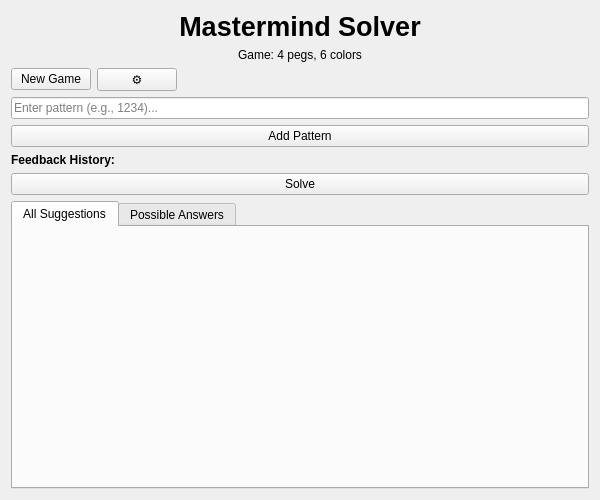
This is src/gui/MastermindWidget.ui in satsinush/word-games as Qt 5 draws it before an edit. The edited form follows.
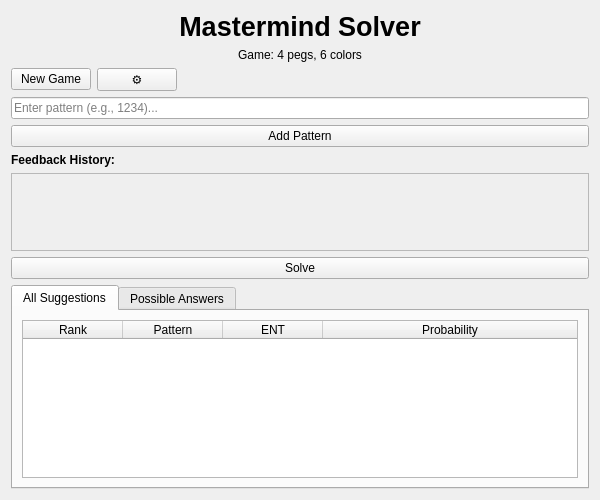
This is the edited form.

What changed in the file:
```diff
--- a/src/gui/MastermindWidget.ui
+++ b/src/gui/MastermindWidget.ui
@@ -99,6 +99,16 @@
      </property>
     </widget>
    </item>
+   <item>
+    <widget class="QScrollArea" name="feedbackListScrollArea">
+     <property name="maximumHeight">
+      <number>200</number>
+     </property>
+     <property name="widgetResizable">
+      <bool>true</bool>
+     </property>
+    </widget>
+   </item>
    <item>
     <widget class="QPushButton" name="solveBtn">
      <property name="text">
@@ -115,6 +125,47 @@
       <attribute name="title">
        <string>All Suggestions</string>
       </attribute>
+      <layout class="QVBoxLayout" name="allTabLayout">
+       <item>
+        <widget class="QTableWidget" name="allResultsTable">
+         <property name="editTriggers">
+          <set>QAbstractItemView::NoEditTriggers</set>
+         </property>
+         <property name="alternatingRowColors">
+          <bool>false</bool>
+         </property>
+         <property name="selectionMode">
+          <enum>QAbstractItemView::NoSelection</enum>
+         </property>
+         <property name="selectionBehavior">
+          <enum>QAbstractItemView::SelectRows</enum>
+         </property>
+         <attribute name="horizontalHeaderStretchLastSection">
+          <bool>true</bool>
+         </attribute>
+         <column>
+          <property name="text">
+           <string>Rank</string>
+          </property>
+         </column>
+         <column>
+          <property name="text">
+           <string>Pattern</string>
+          </property>
+         </column>
+         <column>
+          <property name="text">
+           <string>ENT</string>
+          </property>
+         </column>
+         <column>
+          <property name="text">
+           <string>Probability</string>
+          </property>
+         </column>
+        </widget>
+       </item>
+      </layout>
      </widget>
      <widget class="QWidget" name="possibleTab">
       <attribute name="title">
```
Left out of the diff: 41 changed lines with no effect on the pictures.
